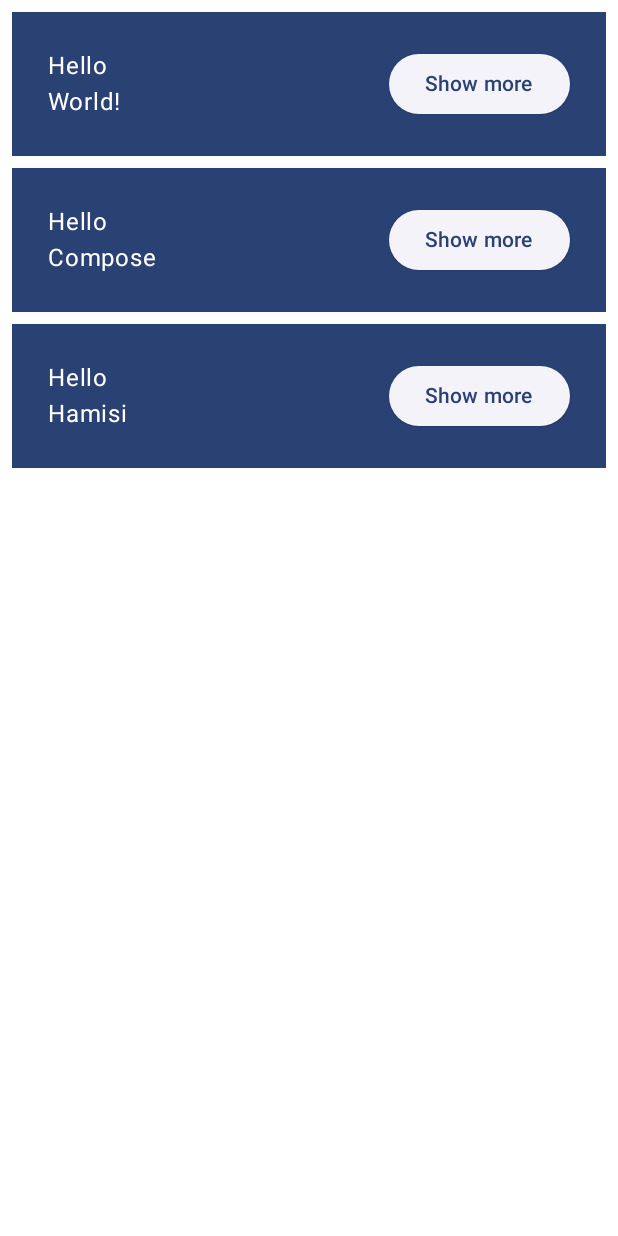
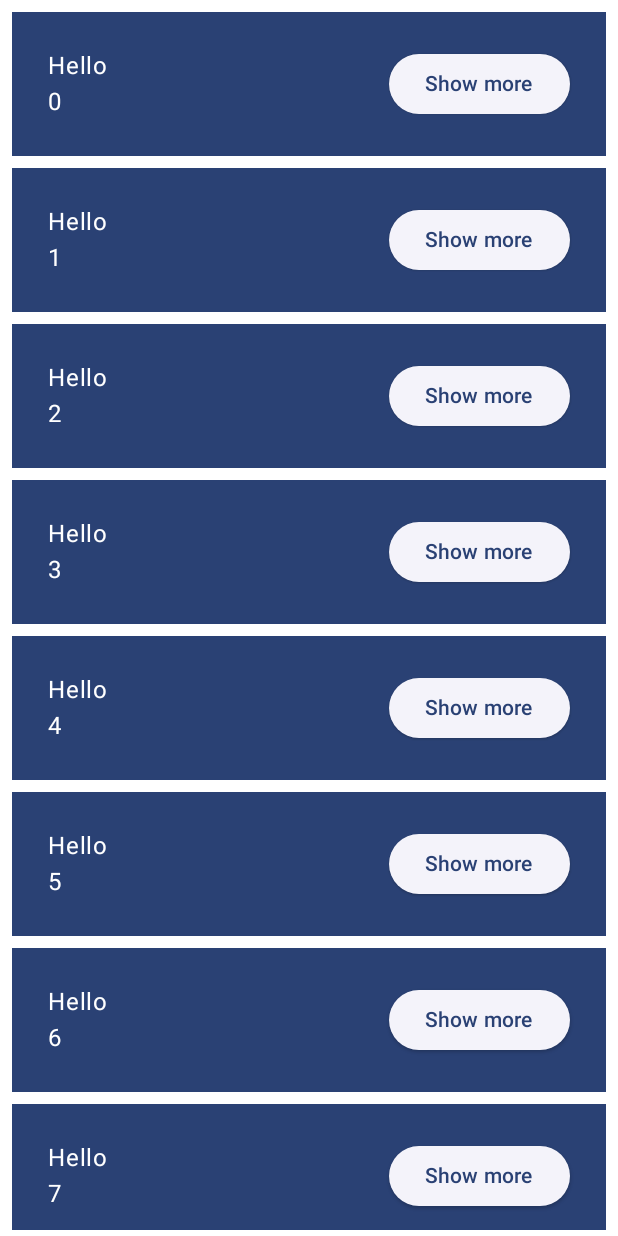
Before and after one commit to BrivaHamisi/Compose-Codelabs, an Android app built with Jetpack Compose: the @Preview function GreetingPreview, on a phone screen of 412 x 824 dp. Run offline under Robolectric (Android 15) with nearby library versions, the phone set to English and light mode, and no system bars.

Commit message:
Creating a performat lazy list

```diff
--- a/app/src/main/java/com/example/basiccodelabs/MainActivity.kt
+++ b/app/src/main/java/com/example/basiccodelabs/MainActivity.kt
@@ -23,6 +23,8 @@ import androidx.compose.ui.Modifier
 import androidx.compose.ui.tooling.preview.Preview
 import androidx.compose.ui.unit.dp
 import com.example.basiccodelabs.ui.theme.BasicCodelabsTheme
+import androidx.compose.foundation.lazy.LazyColumn
+import androidx.compose.foundation.lazy.items
 
 class MainActivity : ComponentActivity() {
     override fun onCreate(savedInstanceState: Bundle?) {
@@ -77,10 +79,10 @@ fun OnboardingPreview(){
 
 @Composable
 private fun Greetings(modifier: Modifier,
-          names: List<String> = listOf("World!", "Compose", "Hamisi")
+          names: List<String> = List(1000) {"$it"}
 ){
-    Column(modifier=Modifier.padding(vertical = 4.dp)) {
-        for (name in names){
+    LazyColumn(modifier=Modifier.padding(vertical = 4.dp)) {
+        items (items = names){ name ->
             Greeting(name = name)
         }
     }
```
